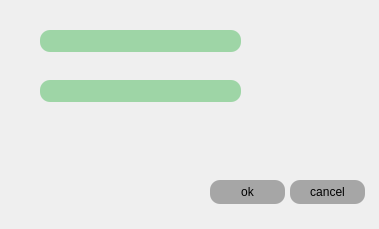
mobinamassah/Messenger_project, file project_1/log_out.ui: the form before one commit.
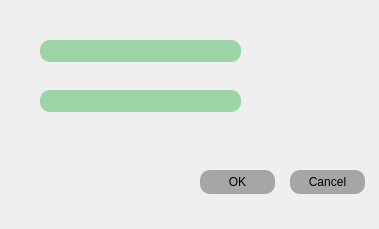
The form after the commit. Icons and pictures are not drawn.

```diff
--- a/project_1/log_out.ui
+++ b/project_1/log_out.ui
@@ -44,8 +44,8 @@
   <widget class="QPushButton" name="pushButton">
    <property name="geometry">
     <rect>
-     <x>210</x>
-     <y>180</y>
+     <x>200</x>
+     <y>170</y>
      <width>75</width>
      <height>24</height>
     </rect>
@@ -59,14 +59,14 @@
 </string>
    </property>
    <property name="text">
-    <string>ok</string>
+    <string>OK</string>
    </property>
   </widget>
   <widget class="QPushButton" name="pushButton_2">
    <property name="geometry">
     <rect>
      <x>290</x>
-     <y>180</y>
+     <y>170</y>
      <width>75</width>
      <height>24</height>
     </rect>
@@ -81,14 +81,14 @@
 </string>
    </property>
    <property name="text">
-    <string>cancel</string>
+    <string>Cancel</string>
    </property>
   </widget>
   <widget class="QLineEdit" name="lineEdit">
    <property name="geometry">
     <rect>
      <x>40</x>
-     <y>30</y>
+     <y>40</y>
      <width>201</width>
      <height>22</height>
     </rect>
@@ -103,7 +103,7 @@
    <property name="geometry">
     <rect>
      <x>40</x>
-     <y>80</y>
+     <y>90</y>
      <width>201</width>
      <height>22</height>
     </rect>
@@ -118,7 +118,7 @@
    <property name="geometry">
     <rect>
      <x>280</x>
-     <y>30</y>
+     <y>40</y>
      <width>81</width>
      <height>71</height>
     </rect>
```
